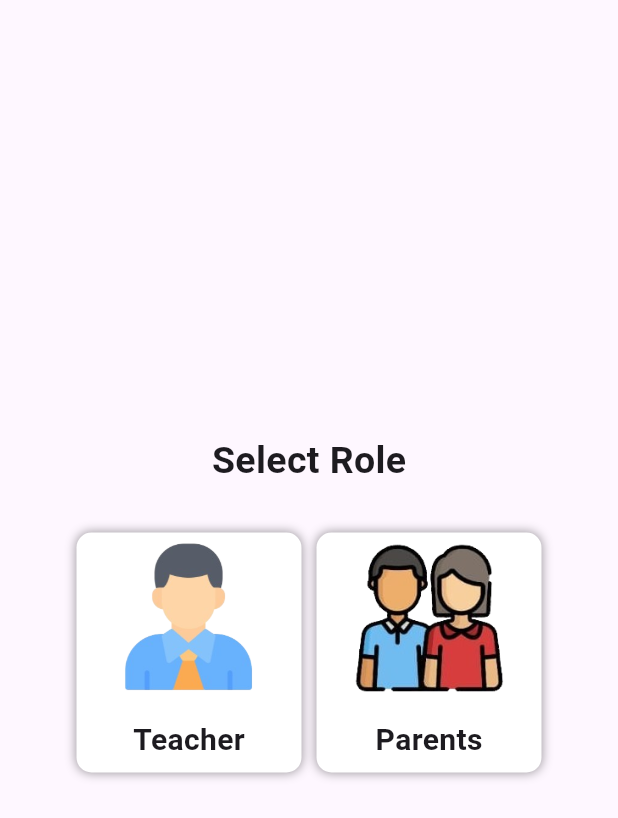
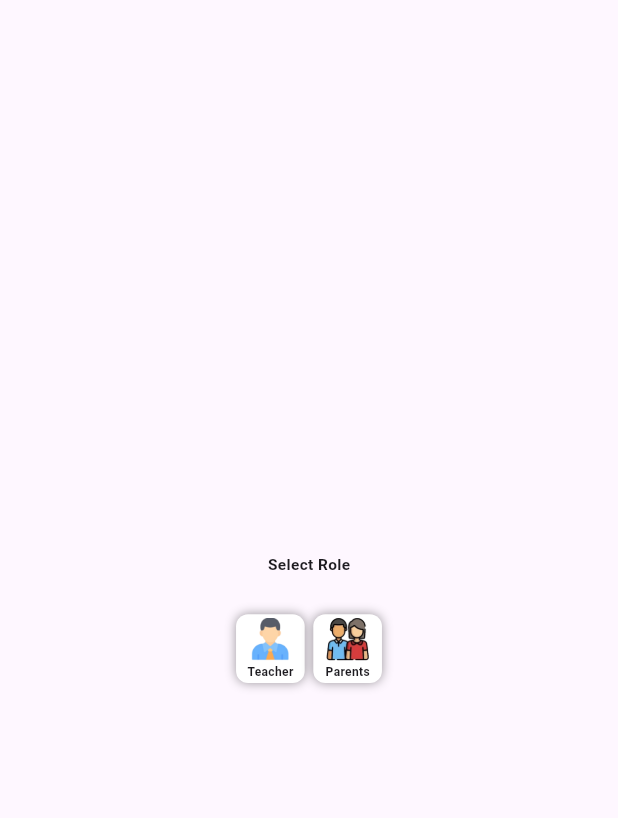
Before and after one commit to ibrarkhalid333/Edu-Base, a Flutter app: the HomeScreen screen opened by its route, on a phone screen of 412 x 824 dp. Shown: the top 818 px of the screen. Run offline on Flutter 3.47's test engine with Material 3 defaults, Android fonts, the phone set to English and light mode, and no system bars; our stand-ins replace device_preview, flutter_screenutil, get, intl_phone_field.

Commit message:
commit 2008251

```diff
--- a/lib/src/home/components/selection_container.dart
+++ b/lib/src/home/components/selection_container.dart
@@ -1,5 +1,6 @@
 import 'package:edu_base/core/res/colors/appColors.dart';
 import 'package:flutter/material.dart';
+import 'package:flutter_screenutil/flutter_screenutil.dart';
 
 class SellectionContainer extends StatelessWidget {
   const SellectionContainer({
@@ -22,13 +23,13 @@ class SellectionContainer extends StatelessWidget {
       child: Container(
         width: width,
         height: height,
-        padding: const EdgeInsets.all(4),
+        padding: EdgeInsets.all(2.sp),
         decoration: BoxDecoration(
           color: Colors.white,
-          borderRadius: const BorderRadius.all(Radius.circular(10)),
+          borderRadius: BorderRadius.all(Radius.circular(7.r)),
           boxShadow: [
             BoxShadow(
-              color: Appcolors.blackColor.withOpacity(.4),
+              color: Appcolors.blackColor.withAlpha(100),
               blurRadius: 5,
             ),
           ],
@@ -40,15 +41,15 @@ class SellectionContainer extends StatelessWidget {
             Image.asset(
               imagePath,
               fit: BoxFit.cover,
-              width: 100,
-              height: 100,
+              width: 25.sp,
+              height: 25.sp,
             ),
-            const SizedBox(
-              height: 5,
+            SizedBox(
+              height: 2.h,
             ),
             Text(
               title,
-              style: const TextStyle(fontSize: 20, fontWeight: FontWeight.w700),
+              style: TextStyle(fontSize: 7.sp, fontWeight: FontWeight.w700),
             ),
           ],
         ),
--- a/lib/src/home/screens/home_screen.dart
+++ b/lib/src/home/screens/home_screen.dart
@@ -2,6 +2,7 @@ import 'package:edu_base/core/res/assets/image_asset.dart';
 import 'package:edu_base/core/res/routes/route_names.dart';
 import 'package:edu_base/src/home/components/selection_container.dart';
 import 'package:flutter/material.dart';
+import 'package:flutter_screenutil/flutter_screenutil.dart';
 import 'package:get/get.dart';
 
 class HomeScreen extends StatefulWidget {
@@ -22,42 +23,38 @@ class _HomeScreenState extends State<HomeScreen> {
       mainAxisAlignment: MainAxisAlignment.center,
       crossAxisAlignment: CrossAxisAlignment.center,
       children: [
-        const Text(
+        Text(
           'Select Role',
-          style: TextStyle(fontSize: 25, fontWeight: FontWeight.w700),
+          style: TextStyle(fontSize: 9.sp, fontWeight: FontWeight.w700),
         ),
-        const SizedBox(
-          height: 30,
+        SizedBox(
+          height: 20.h,
         ),
         Row(
           mainAxisAlignment: MainAxisAlignment.center,
           children: [
             SellectionContainer(
               title: teacher,
-              width: 150,
-              height: 160,
+              width: 40.sp,
+              height: 40.sp,
               imagePath: ImageAssets.teacher,
               onPress: () {
                 Get.toNamed(RouteNames.TeacherDashboard);
               },
             ),
-            const SizedBox(
-              width: 10,
+            SizedBox(
+              width: 5.w,
             ),
             SellectionContainer(
               title: Parent,
-              width: 150,
-              height: 160,
+              width: 40.sp,
+              height: 40.sp,
               imagePath: ImageAssets.parents,
               onPress: () {
                 Get.toNamed(RouteNames.StudentInfo);
-
               },
             ),
           ],
-        ),
-        const SizedBox(
-          height: 20,
         ),
       ],
     ));
```
